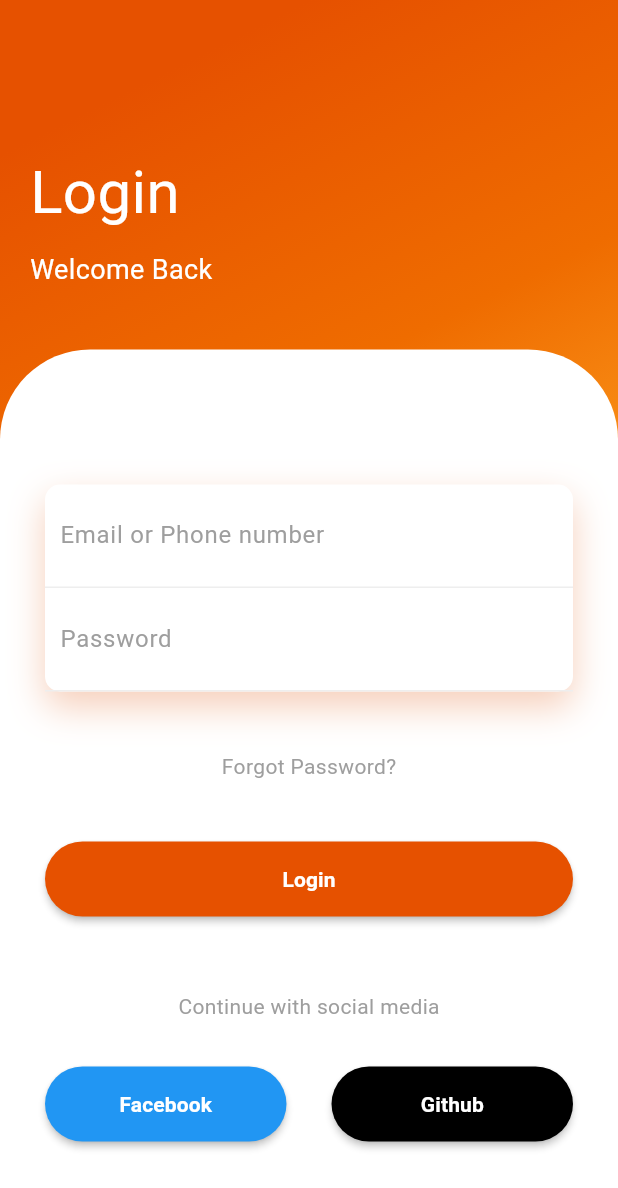
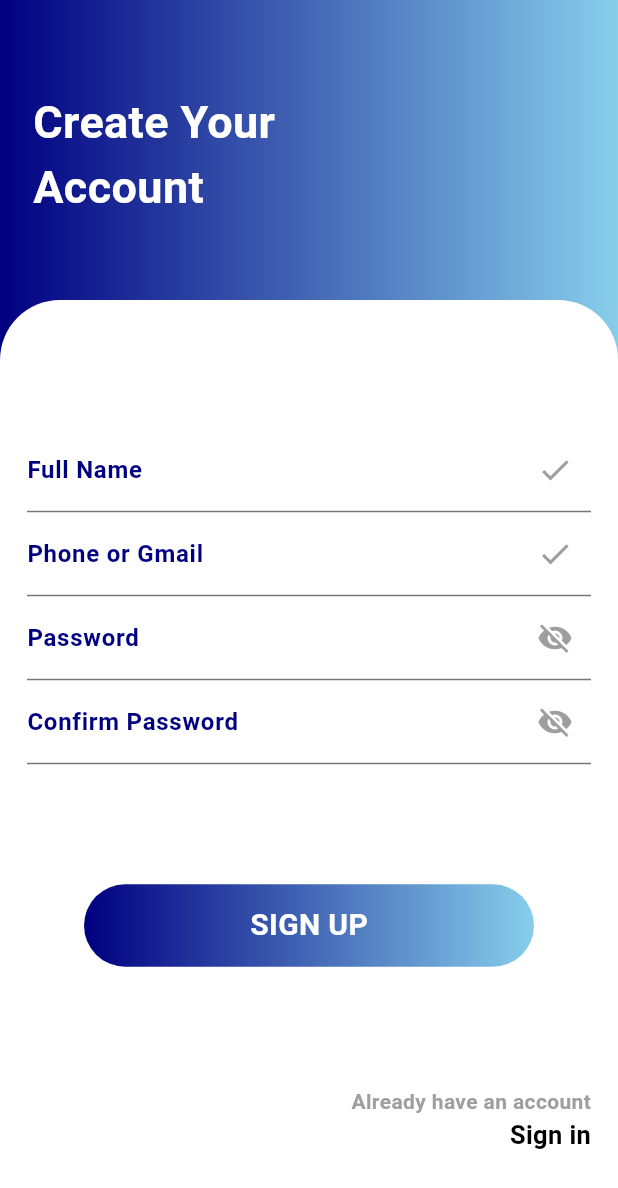
Before and after one commit to E-o-u-s-u-f/JanBahon, a Flutter app: the screen it shows after launch, on a phone screen of 412 x 824 dp. Shown: the top 1188 px of the screen. Run offline on Flutter 3.47's test engine with Material 3 defaults, Android fonts, the phone set to English and light mode, and no system bars; our stand-ins replace animate_do.

```diff
--- a/lib/Screens/log_in.dart
+++ b/lib/Screens/log_in.dart
@@ -22,7 +22,7 @@ class _BottomBarState extends State<BottomBar> {
                   Colors.orange.shade800,
                   Colors.orange.shade400
                 ]
-            )
+)
         ),
         child: Column(
           crossAxisAlignment: CrossAxisAlignment.start,
--- /dev/null
+++ b/lib/Screens/reg_in.dart
@@ -0,0 +1,139 @@
+    import 'dart:ui';
+import 'package:flutter/cupertino.dart';
+import 'package:flutter/material.dart';
+import 'package:flutter/painting.dart';
+import 'package:flutter/widgets.dart';
+
+class regScreen extends StatelessWidget {
+  const regScreen({super.key});
+
+  @override
+  Widget build(BuildContext context) {
+    return Scaffold(
+      body: Stack(
+          children:[
+            Container(
+              height: double.infinity,
+              width: double.infinity,
+              decoration: const BoxDecoration(
+                  gradient: LinearGradient(colors: [
+                    Color(0xFF000080),
+                    Color(0xFF87CEEB),
+                  ])
+              ),
+              child: const Padding(
+                padding: EdgeInsets.only(top: 60.0,left: 22),
+                child: Text('Create Your\nAccount',
+                  style: TextStyle(
+                    fontSize: 30,
+                    color: Colors.white,
+                    fontWeight: FontWeight.bold,
+                  ),
+                ),
+              ),
+            ),
+            Padding(
+              padding: const EdgeInsets.only(top: 200),
+              child: Container(
+                decoration: const BoxDecoration(
+                  borderRadius: BorderRadius.only(
+                      topLeft: Radius.circular(40),topRight: Radius.circular(40)
+                  ),
+                  color: Colors.white,
+                ),
+                height: double.infinity,
+                width: double.infinity,
+                child: Padding(
+                  padding: const EdgeInsets.only(left: 18.0,right: 18.0),
+                  child: Column(
+                    mainAxisAlignment: MainAxisAlignment.center,
+                    children: [
+                      const SizedBox(height: 30.0,),
+                      const TextField(
+                        decoration: InputDecoration(
+                            suffixIcon: Icon(Icons.check,color: Colors.grey,),
+                            label: Text('Full Name',style: TextStyle(
+                              fontWeight: FontWeight.bold,
+                              color:Color(0xFF000080),
+                            ),)
+                        ),
+                      ),
+
+                      const TextField(
+                        decoration: InputDecoration(
+                            suffixIcon: Icon(Icons.check,color: Colors.grey,),
+                            label: Text('Phone or Gmail',style: TextStyle(
+                              fontWeight: FontWeight.bold,
+                              color:Color(0xFF000080),
+                            ),)
+                        ),
+                      ),
+                      const TextField(
+                        decoration: InputDecoration(
+                            suffixIcon: Icon(Icons.visibility_off,color: Colors.grey,),
+                            label: Text('Password',style: TextStyle(
+                              fontWeight: FontWeight.bold,
+                              color:Color(0xFF000080),
+                            ),)
+                        ),
+                      ),
+                      const TextField(
+                        decoration: InputDecoration(
+                            suffixIcon: Icon(Icons.visibility_off,color: Colors.grey,),
+                            label: Text('Confirm Password',style: TextStyle(
+                              fontWeight: FontWeight.bold,
+                              color:Color(0xFF000080),
+                            ),)
+                        ),
+                      ),
+                      const SizedBox(height: 10,),
+                      const SizedBox(height: 70.0,),
+                      Container(
+                        height: 55,
+                        width: 300,
+                        decoration: BoxDecoration(
+                          borderRadius: BorderRadius.circular(30.0),
+                          gradient: const LinearGradient(
+                              colors:[
+                                Color(0xFF000080),
+                                Color(0xFF87CEEB),
+                              ]
+                          ),
+                        ),
+                        child: const Center(child: Text('SIGN UP',
+                          style: TextStyle(
+                            fontWeight: FontWeight.bold,
+                            fontSize: 20,
+                            color: Colors.white,
+                          ),
+                        ),),
+                      ),
+                      const SizedBox(height: 80,),
+                      const Align(
+                        alignment: Alignment.bottomRight,
+                        child: Column(
+                          mainAxisAlignment: MainAxisAlignment.end,
+                          crossAxisAlignment: CrossAxisAlignment.end,
+                          children: [
+                            Text("Already have an account",style: TextStyle(
+                              fontWeight: FontWeight.bold,
+                              color: Colors.grey,
+                            ),),
+                            Text("Sign in",style: TextStyle(
+                              fontWeight: FontWeight.bold,
+                              fontSize: 17,
+                              color: Colors.black,
+                            ),),
+                          ],
+                        ),
+                      ),
+                    ],
+                  ),
+                ),
+              ),
+            ),
+          ]
+      ),
+    );
+  }
+}
--- a/lib/main.dart
+++ b/lib/main.dart
@@ -1,6 +1,8 @@
 import 'package:flutter/material.dart';
+import 'package:jan_bahon/HomePage/homeScreen.dart';
 import 'Screens/log_in.dart';
 import 'package:animate_do/animate_do.dart';
+import 'Screens/reg_in.dart';
 
 void main() {
   runApp(const MyApp());
@@ -13,13 +15,14 @@ class MyApp extends StatelessWidget {
   @override
   Widget build(BuildContext context) {
     return MaterialApp(
+      debugShowCheckedModeBanner: false,
       title: 'Flutter Demo',
       theme: ThemeData(
 
         colorScheme: ColorScheme.fromSeed(seedColor: Colors.deepPurple),
         useMaterial3: true,
       ),
-      home: const BottomBar(),
+      home: const regScreen(),
     );
   }
 }
--- a/pubspec.yaml
+++ b/pubspec.yaml
@@ -63,6 +63,7 @@ flutter:
   # To add assets to your application, add an assets section, like this:
   assets:
     - lib/Image/
+    - assets/
   #   - images/a_dot_ham.jpeg
 
   # An image asset can refer to one or more resolution-specific "variants", see
```
Also changed, not shown: lib/HomePage/homeScreen.dart (added, +217 -0 lines), assets/JanBahon-removebg-preview.png (added), lib/HomePage/busOption.dart (added), lib/Image/JanBahon-removebg-preview.png (added).
